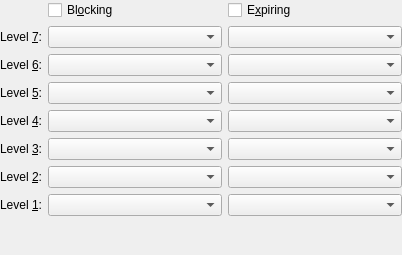
First picture: the form in src/configure-practice/blockoptions.ui, repository KDE/parley, before the edit.
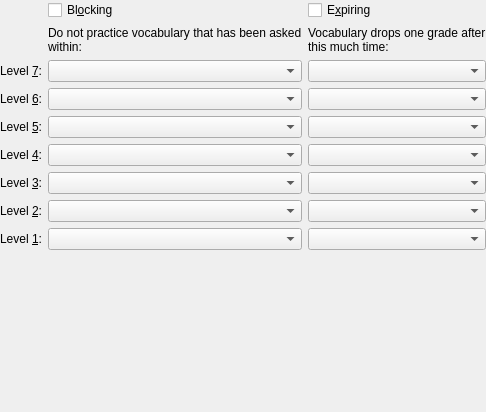
Second picture: the form after the edit.

Commit message: Add labels to explain blocking and expiring.

Patch:
```diff
--- a/src/configure-practice/blockoptions.ui
+++ b/src/configure-practice/blockoptions.ui
@@ -8,24 +8,36 @@
    <rect>
     <x>0</x>
     <y>0</y>
-    <width>402</width>
-    <height>255</height>
+    <width>486</width>
+    <height>412</height>
    </rect>
   </property>
   <layout class="QGridLayout" >
    <property name="margin" >
     <number>0</number>
    </property>
-   <property name="spacing" >
+   <property name="topMargin" >
+    <number>0</number>
+   </property>
+   <property name="rightMargin" >
+    <number>0</number>
+   </property>
+   <property name="bottomMargin" >
+    <number>0</number>
+   </property>
+   <property name="horizontalSpacing" >
     <number>6</number>
    </property>
-   <item row="6" column="2" >
+   <property name="verticalSpacing" >
+    <number>6</number>
+   </property>
+   <item row="7" column="2" >
     <widget class="QComboBox" name="expire2" />
    </item>
-   <item row="1" column="2" >
+   <item row="2" column="2" >
     <widget class="QComboBox" name="expire7" />
    </item>
-   <item row="6" column="0" >
+   <item row="7" column="0" >
     <widget class="QLabel" name="l_lev2" >
      <property name="text" >
       <string>Level &amp;2:</string>
@@ -35,10 +47,10 @@
      </property>
     </widget>
    </item>
-   <item row="7" column="2" >
+   <item row="8" column="2" >
     <widget class="QComboBox" name="expire1" />
    </item>
-   <item row="3" column="0" >
+   <item row="4" column="0" >
     <widget class="QLabel" name="l_lev5" >
      <property name="text" >
       <string>Level &amp;5:</string>
@@ -48,7 +60,7 @@
      </property>
     </widget>
    </item>
-   <item row="2" column="0" >
+   <item row="3" column="0" >
     <widget class="QLabel" name="l_lev6" >
      <property name="text" >
       <string>Level &amp;6:</string>
@@ -61,9 +73,7 @@
    <item row="0" column="2" >
     <widget class="QCheckBox" name="kcfg_Expire" >
      <property name="sizePolicy" >
-      <sizepolicy>
-       <hsizetype>3</hsizetype>
-       <vsizetype>0</vsizetype>
+      <sizepolicy vsizetype="Fixed" hsizetype="MinimumExpanding" >
        <horstretch>0</horstretch>
        <verstretch>0</verstretch>
       </sizepolicy>
@@ -73,15 +83,13 @@
      </property>
     </widget>
    </item>
-   <item row="4" column="1" >
+   <item row="5" column="1" >
     <widget class="QComboBox" name="block4" />
    </item>
    <item row="0" column="1" >
     <widget class="QCheckBox" name="kcfg_Block" >
      <property name="sizePolicy" >
-      <sizepolicy>
-       <hsizetype>3</hsizetype>
-       <vsizetype>0</vsizetype>
+      <sizepolicy vsizetype="Fixed" hsizetype="MinimumExpanding" >
        <horstretch>0</horstretch>
        <verstretch>0</verstretch>
       </sizepolicy>
@@ -91,25 +99,23 @@
      </property>
     </widget>
    </item>
-   <item row="7" column="1" >
+   <item row="8" column="1" >
     <widget class="QComboBox" name="block1" />
    </item>
-   <item row="1" column="1" >
+   <item row="2" column="1" >
     <widget class="QComboBox" name="block7" >
      <property name="sizePolicy" >
-      <sizepolicy>
-       <hsizetype>3</hsizetype>
-       <vsizetype>0</vsizetype>
+      <sizepolicy vsizetype="Fixed" hsizetype="MinimumExpanding" >
        <horstretch>0</horstretch>
        <verstretch>0</verstretch>
       </sizepolicy>
      </property>
     </widget>
    </item>
-   <item row="2" column="2" >
+   <item row="3" column="2" >
     <widget class="QComboBox" name="expire6" />
    </item>
-   <item row="4" column="0" >
+   <item row="5" column="0" >
     <widget class="QLabel" name="l_lev4" >
      <property name="text" >
       <string>Level &amp;4:</string>
@@ -119,7 +125,7 @@
      </property>
     </widget>
    </item>
-   <item row="1" column="0" >
+   <item row="2" column="0" >
     <widget class="QLabel" name="l_lev7" >
      <property name="text" >
       <string>Level &amp;7:</string>
@@ -129,19 +135,19 @@
      </property>
     </widget>
    </item>
-   <item row="3" column="2" >
+   <item row="4" column="2" >
     <widget class="QComboBox" name="expire5" />
    </item>
-   <item row="5" column="1" >
-    <widget class="QComboBox" name="block3" />
-   </item>
    <item row="6" column="1" >
+    <widget class="QComboBox" name="block3" />
+   </item>
+   <item row="7" column="1" >
     <widget class="QComboBox" name="block2" />
    </item>
-   <item row="4" column="2" >
+   <item row="5" column="2" >
     <widget class="QComboBox" name="expire4" />
    </item>
-   <item row="7" column="0" >
+   <item row="8" column="0" >
     <widget class="QLabel" name="l_lev1" >
      <property name="text" >
       <string>Level &amp;1:</string>
@@ -167,25 +173,23 @@
      </property>
     </spacer>
    </item>
-   <item row="5" column="2" >
+   <item row="6" column="2" >
     <widget class="QComboBox" name="expire3" />
    </item>
-   <item row="3" column="1" >
+   <item row="4" column="1" >
     <widget class="QComboBox" name="block5" />
    </item>
-   <item row="2" column="1" >
+   <item row="3" column="1" >
     <widget class="QComboBox" name="block6" >
      <property name="sizePolicy" >
-      <sizepolicy>
-       <hsizetype>3</hsizetype>
-       <vsizetype>0</vsizetype>
+      <sizepolicy vsizetype="Fixed" hsizetype="MinimumExpanding" >
        <horstretch>0</horstretch>
        <verstretch>0</verstretch>
       </sizepolicy>
      </property>
     </widget>
    </item>
-   <item row="5" column="0" >
+   <item row="6" column="0" >
     <widget class="QLabel" name="l_lev3" >
      <property name="text" >
       <string>Level &amp;3:</string>
@@ -195,7 +199,7 @@
      </property>
     </widget>
    </item>
-   <item row="8" column="0" colspan="3" >
+   <item row="10" column="0" colspan="3" >
     <spacer>
      <property name="orientation" >
       <enum>Qt::Vertical</enum>
@@ -211,6 +215,26 @@
      </property>
     </spacer>
    </item>
+   <item row="1" column="1" >
+    <widget class="QLabel" name="label" >
+     <property name="text" >
+      <string>Do not practice vocabulary that has been asked within:</string>
+     </property>
+     <property name="wordWrap" >
+      <bool>true</bool>
+     </property>
+    </widget>
+   </item>
+   <item row="1" column="2" >
+    <widget class="QLabel" name="label_2" >
+     <property name="text" >
+      <string>Vocabulary drops one grade after this much time:</string>
+     </property>
+     <property name="wordWrap" >
+      <bool>true</bool>
+     </property>
+    </widget>
+   </item>
   </layout>
  </widget>
  <layoutdefault spacing="6" margin="11" />
```
Left out of the diff: 5 changed lines with no effect on the pictures.
